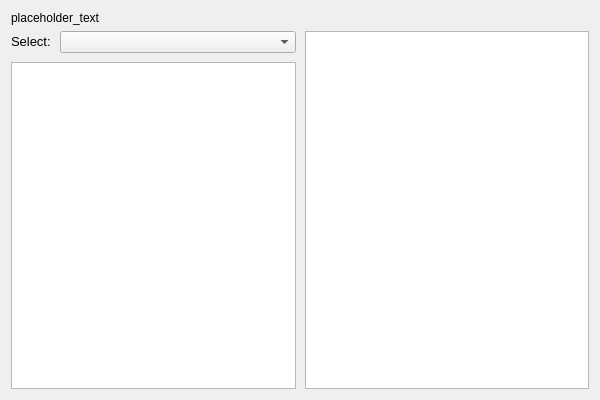
This is ground/openpilotgcs/src/plugins/setupwizard/pages/selectionpage.ui in openpilot/OpenPilot as Qt 5 draws it before an edit. The edited form follows.
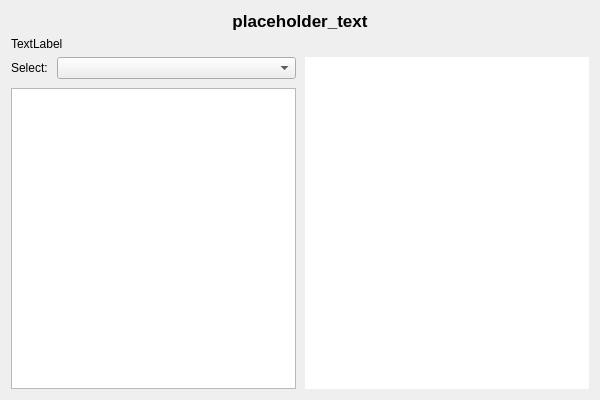
This is the edited form.

```diff
--- a/ground/openpilotgcs/src/plugins/setupwizard/pages/selectionpage.ui
+++ b/ground/openpilotgcs/src/plugins/setupwizard/pages/selectionpage.ui
@@ -16,11 +16,31 @@
   <layout class="QVBoxLayout" name="verticalLayout">
    <item>
     <widget class="QLabel" name="label">
+     <property name="font">
+      <font>
+       <pointsize>13</pointsize>
+       <weight>75</weight>
+       <bold>true</bold>
+      </font>
+     </property>
      <property name="text">
       <string>placeholder_text</string>
      </property>
+     <property name="textFormat">
+      <enum>Qt::PlainText</enum>
+     </property>
      <property name="alignment">
-      <set>Qt::AlignLeading|Qt::AlignLeft|Qt::AlignTop</set>
+      <set>Qt::AlignCenter</set>
+     </property>
+     <property name="wordWrap">
+      <bool>true</bool>
+     </property>
+    </widget>
+   </item>
+   <item>
+    <widget class="QLabel" name="text">
+     <property name="text">
+      <string>TextLabel</string>
      </property>
      <property name="wordWrap">
       <bool>true</bool>
@@ -56,13 +76,6 @@
              <verstretch>0</verstretch>
             </sizepolicy>
            </property>
-           <property name="font">
-            <font>
-             <pointsize>10</pointsize>
-             <weight>50</weight>
-             <bold>false</bold>
-            </font>
-           </property>
            <property name="text">
             <string>Select:</string>
            </property>
@@ -119,7 +132,7 @@
         <bool>true</bool>
        </property>
        <property name="frameShape">
-        <enum>QFrame::StyledPanel</enum>
+        <enum>QFrame::NoFrame</enum>
        </property>
        <property name="frameShadow">
         <enum>QFrame::Plain</enum>
```
Left out of the diff: 3 changed lines with no effect on the pictures.
